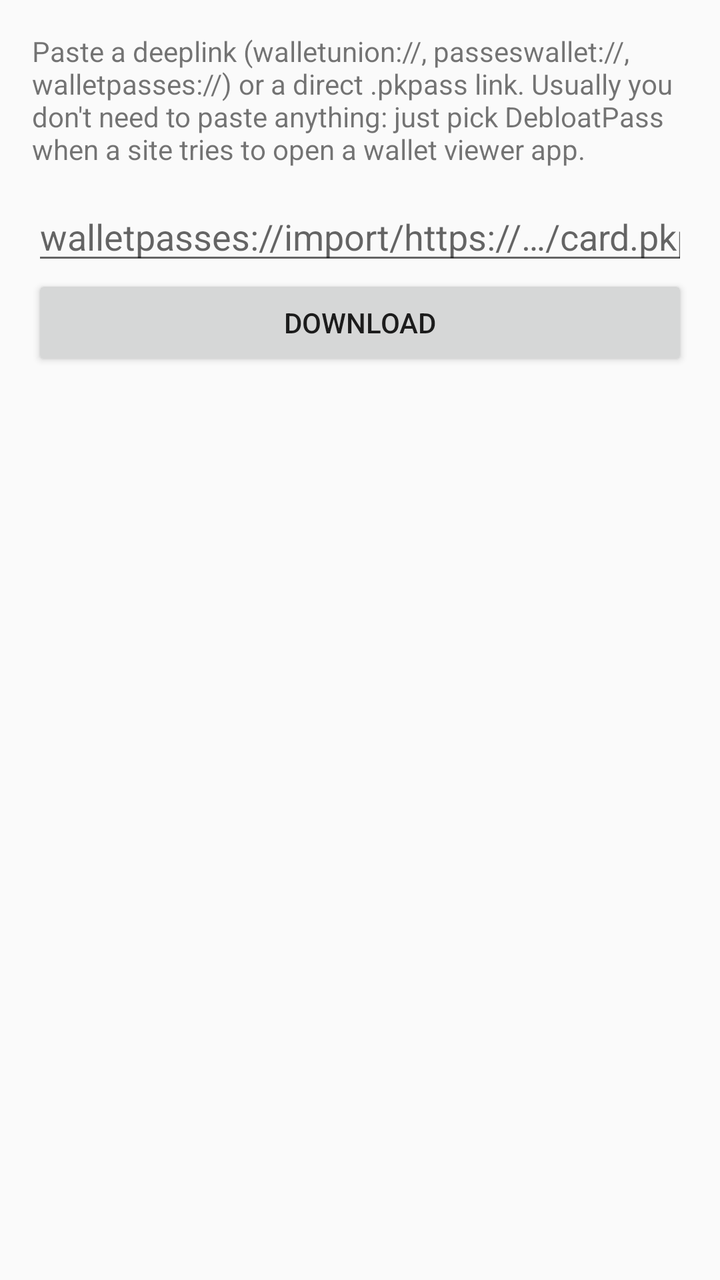
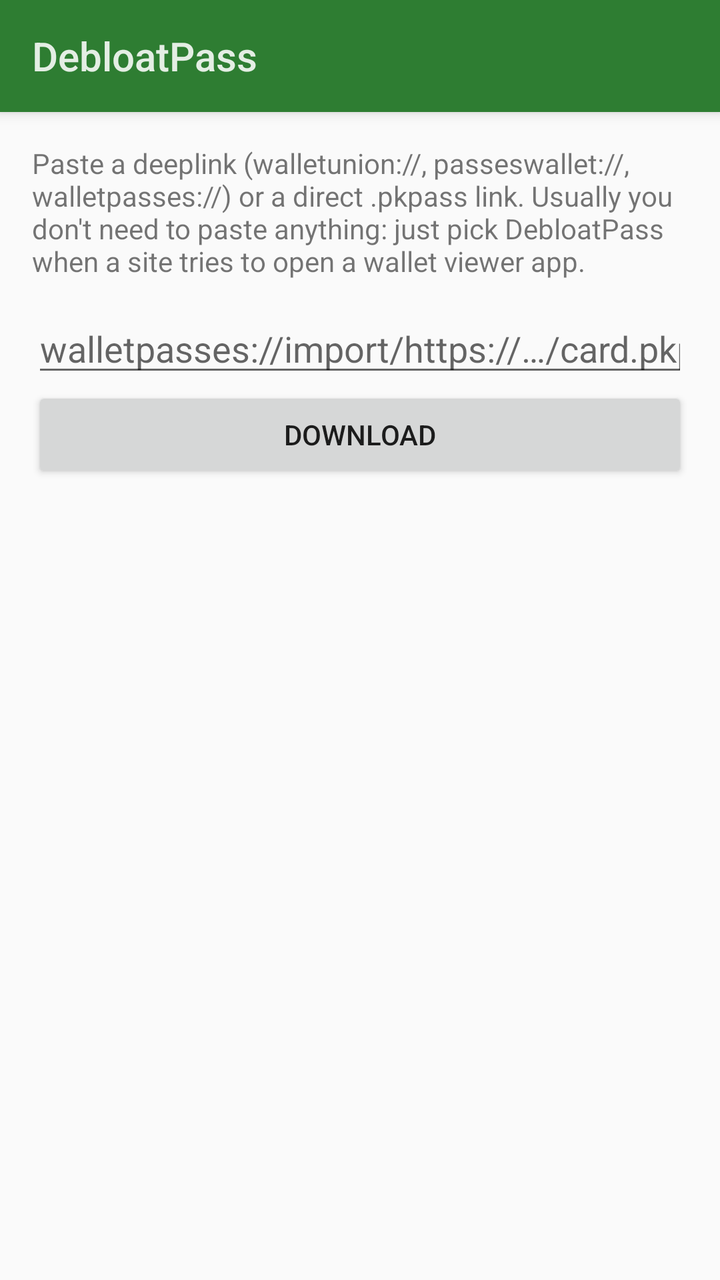

Screens rendered from an Android XML layout before and after an edit, with the pre-edit source and the edit as a unified diff.
<!-- AndroidManifest.xml: application theme AppTheme -->
<!-- res/layout/activity_import.xml -->
<?xml version="1.0" encoding="utf-8"?>
<ScrollView xmlns:android="http://schemas.android.com/apk/res/android"
    android:layout_width="match_parent"
    android:layout_height="match_parent"
    android:fillViewport="true">

    <LinearLayout
        android:layout_width="match_parent"
        android:layout_height="wrap_content"
        android:orientation="vertical"
        android:padding="16dp">

        <TextView
            android:id="@+id/intro"
            android:layout_width="match_parent"
            android:layout_height="wrap_content"
            android:text="@string/intro"
            android:textAppearance="?android:attr/textAppearanceSmall" />

        <EditText
            android:id="@+id/url"
            android:layout_width="match_parent"
            android:layout_height="wrap_content"
            android:layout_marginTop="12dp"
            android:hint="@string/hint_url"
            android:importantForAutofill="no"
            android:inputType="textUri"
            android:imeOptions="actionGo" />

        <Button
            android:id="@+id/fetch"
            android:layout_width="match_parent"
            android:layout_height="wrap_content"
            android:text="@string/fetch" />

        <ProgressBar
            android:id="@+id/progress"
            android:layout_width="wrap_content"
            android:layout_height="wrap_content"
            android:layout_gravity="center_horizontal"
            android:layout_marginTop="16dp"
            android:visibility="gone" />

        <TextView
            android:id="@+id/status"
            android:layout_width="match_parent"
            android:layout_height="wrap_content"
            android:layout_marginTop="16dp"
            android:textAppearance="?android:attr/textAppearanceMedium"
            android:textIsSelectable="true" />

        <LinearLayout
            android:id="@+id/actions"
            android:layout_width="match_parent"
            android:layout_height="wrap_content"
            android:layout_marginTop="16dp"
            android:orientation="vertical"
            android:visibility="gone">

            <Button
                android:id="@+id/open"
                android:layout_width="match_parent"
                android:layout_height="wrap_content"
                android:text="@string/open" />

            <Button
                android:id="@+id/share"
                android:layout_width="match_parent"
                android:layout_height="wrap_content"
                android:text="@string/share" />

            <Button
                android:id="@+id/save"
                android:layout_width="match_parent"
                android:layout_height="wrap_content"
                android:text="@string/save" />
        </LinearLayout>
    </LinearLayout>
</ScrollView>
<!-- resources referenced by this layout -->
<resources>
  <string name="fetch">Download</string>
  <string name="hint_url" translatable="false">walletpasses://import/https://…/card.pkpass</string>
  <string name="intro">Paste a deeplink (walletunion://, passeswallet://, walletpasses://) or a direct .pkpass link. Usually you don\'t need to paste anything: just pick DebloatPass when a site tries to open a wallet viewer app.</string>
  <string name="open">Open in wallet</string>
  <string name="save">Save file</string>
  <string name="share">Share</string>
  <style name="AppTheme" parent="android:Theme.Material.Light.DarkActionBar" />
</resources>

<!-- the commit's change to res/layout/activity_import.xml (unified diff, before → after) -->
@@ -1,79 +1,99 @@
 <?xml version="1.0" encoding="utf-8"?>
-<ScrollView xmlns:android="http://schemas.android.com/apk/res/android"
+<LinearLayout xmlns:android="http://schemas.android.com/apk/res/android"
+    android:id="@+id/root"
     android:layout_width="match_parent"
     android:layout_height="match_parent"
-    android:fillViewport="true">
+    android:orientation="vertical">
 
-    <LinearLayout
+    <Toolbar
+        android:id="@+id/toolbar"
         android:layout_width="match_parent"
         android:layout_height="wrap_content"
-        android:orientation="vertical"
-        android:padding="16dp">
+        android:background="?android:attr/colorPrimary"
+        android:elevation="4dp"
+        android:minHeight="?android:attr/actionBarSize"
+        android:theme="@android:style/ThemeOverlay.Material.Dark.ActionBar"
+        android:title="@string/app_name" />
 
-        <TextView
-            android:id="@+id/intro"
+    <ScrollView
+        android:id="@+id/scroll"
+        android:layout_width="match_parent"
+        android:layout_height="0dp"
+        android:layout_weight="1"
+        android:clipToPadding="false"
+        android:fillViewport="true">
+
+        <LinearLayout
             android:layout_width="match_parent"
             android:layout_height="wrap_content"
-            android:text="@string/intro"
-            android:textAppearance="?android:attr/textAppearanceSmall" />
+            android:orientation="vertical"
+            android:padding="16dp">
 
-        <EditText
-            android:id="@+id/url"
-            android:layout_width="match_parent"
-            android:layout_height="wrap_content"
-            android:layout_marginTop="12dp"
-            android:hint="@string/hint_url"
-            android:importantForAutofill="no"
-            android:inputType="textUri"
-            android:imeOptions="actionGo" />
+            <TextView
+                android:id="@+id/intro"
+                android:layout_width="match_parent"
+                android:layout_height="wrap_content"
+                android:text="@string/intro"
+                android:textAppearance="?android:attr/textAppearanceSmall" />
 
-        <Button
-            android:id="@+id/fetch"
-            android:layout_width="match_parent"
-            android:layout_height="wrap_content"
-            android:text="@string/fetch" />
-
-        <ProgressBar
-            android:id="@+id/progress"
-            android:layout_width="wrap_content"
-            android:layout_height="wrap_content"
-            android:layout_gravity="center_horizontal"
-            android:layout_marginTop="16dp"
-            android:visibility="gone" />
-
-        <TextView
-            android:id="@+id/status"
-            android:layout_width="match_parent"
-            android:layout_height="wrap_content"
-            android:layout_marginTop="16dp"
-            android:textAppearance="?android:attr/textAppearanceMedium"
-            android:textIsSelectable="true" />
-
-        <LinearLayout
-            android:id="@+id/actions"
-            android:layout_width="match_parent"
-            android:layout_height="wrap_content"
-            android:layout_marginTop="16dp"
-            android:orientation="vertical"
-            android:visibility="gone">
+            <EditText
+                android:id="@+id/url"
+                android:layout_width="match_parent"
+                android:layout_height="wrap_content"
+                android:layout_marginTop="12dp"
+                android:hint="@string/hint_url"
+                android:importantForAutofill="no"
+                android:inputType="textUri"
+                android:imeOptions="actionGo" />
 
             <Button
-                android:id="@+id/open"
+                android:id="@+id/fetch"
                 android:layout_width="match_parent"
                 android:layout_height="wrap_content"
-                android:text="@string/open" />
+                android:text="@string/fetch" />
 
-            <Button
-                android:id="@+id/share"
+            <ProgressBar
+                android:id="@+id/progress"
+                android:layout_width="wrap_content"
+                android:layout_height="wrap_content"
+                android:layout_gravity="center_horizontal"
+                android:layout_marginTop="16dp"
+                android:visibility="gone" />
+
+            <TextView
+                android:id="@+id/status"
                 android:layout_width="match_parent"
                 android:layout_height="wrap_content"
-                android:text="@string/share" />
+                android:layout_marginTop="16dp"
+                android:textAppearance="?android:attr/textAppearanceMedium"
+                android:textIsSelectable="true" />
 
-            <Button
-                android:id="@+id/save"
+            <LinearLayout
+                android:id="@+id/actions"
                 android:layout_width="match_parent"
                 android:layout_height="wrap_content"
-                android:text="@string/save" />
+                android:layout_marginTop="16dp"
+                android:orientation="vertical"
+                android:visibility="gone">
+
+                <Button
+                    android:id="@+id/open"
+                    android:layout_width="match_parent"
+                    android:layout_height="wrap_content"
+                    android:text="@string/open" />
+
+                <Button
+                    android:id="@+id/share"
+                    android:layout_width="match_parent"
+                    android:layout_height="wrap_content"
+                    android:text="@string/share" />
+
+                <Button
+                    android:id="@+id/save"
+                    android:layout_width="match_parent"
+                    android:layout_height="wrap_content"
+                    android:text="@string/save" />
+            </LinearLayout>
         </LinearLayout>
-    </LinearLayout>
-</ScrollView>
+    </ScrollView>
+</LinearLayout>
<!-- resource entries referenced after the edit -->
@@ -1,11 +1,19 @@
 <!-- resources referenced by this layout -->
 <resources>
+  <string name="app_name" translatable="false">DebloatPass</string>
   <string name="fetch">Download</string>
   <string name="hint_url" translatable="false">walletpasses://import/https://…/card.pkpass</string>
   <string name="intro">Paste a deeplink (walletunion://, passeswallet://, walletpasses://) or a direct .pkpass link. Usually you don\'t need to paste anything: just pick DebloatPass when a site tries to open a wallet viewer app.</string>
   <string name="open">Open in wallet</string>
   <string name="save">Save file</string>
   <string name="share">Share</string>
-  <style name="AppTheme" parent="android:Theme.Material.Light.DarkActionBar" />
+  <style name="AppTheme" parent="android:Theme.Material.Light.NoActionBar">
+          <item name="android:colorPrimary">@color/brand</item>
+          <item name="android:colorPrimaryDark">@color/brand_dark</item>
+          <item name="android:colorAccent">@color/brand_accent</item>
+      </style>
+  <color name="brand">#2E7D32</color>
+  <color name="brand_dark">#1B5E20</color>
+  <color name="brand_accent">#388E3C</color>
 </resources>
 
